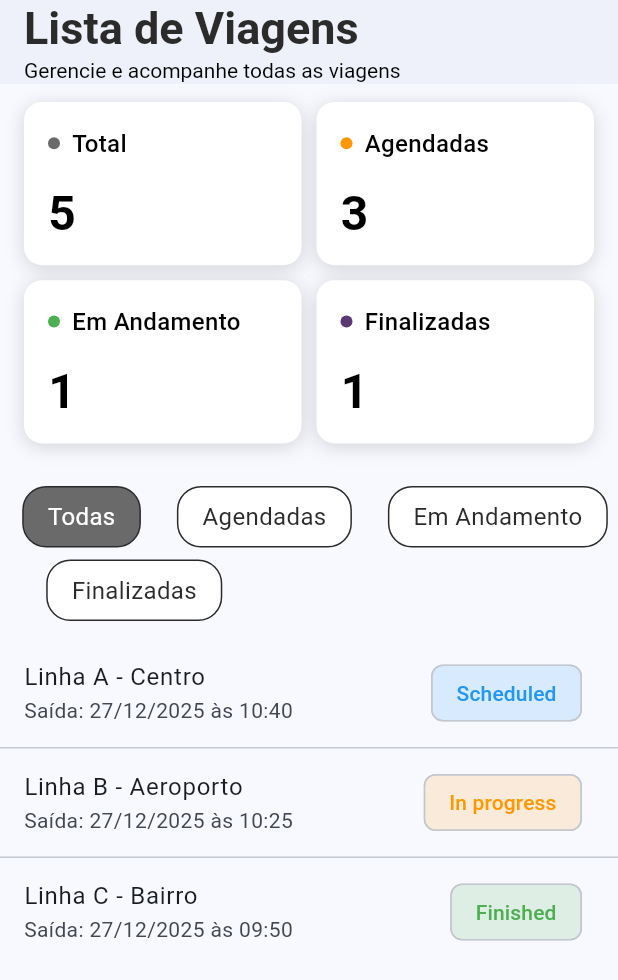
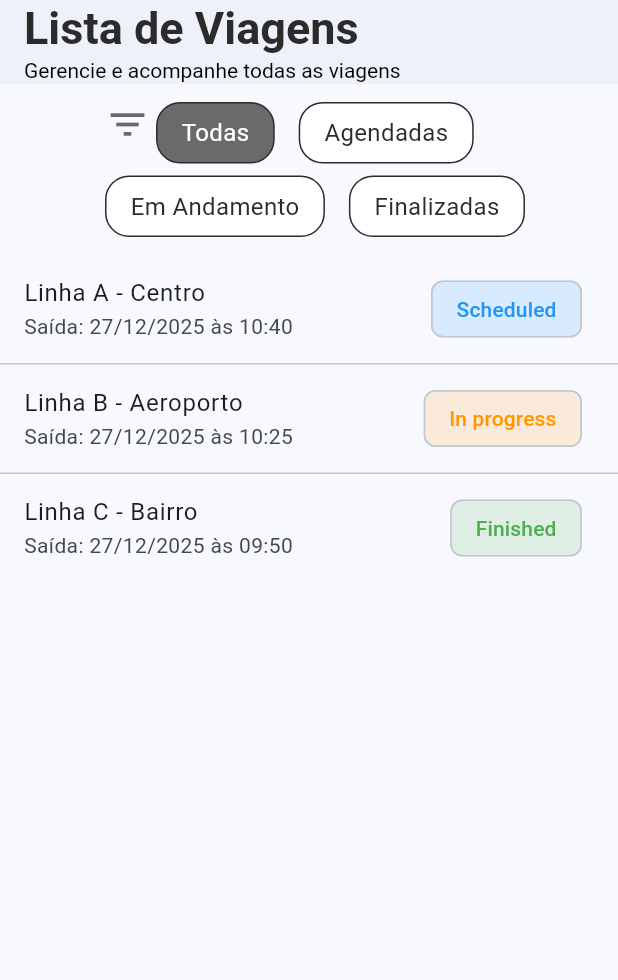
Before and after one commit to wahlfernando/trips_simulator, a Flutter app: the screen it shows after launch, on a phone screen of 412 x 824 dp. Shown: the top 980 px of the screen. Run offline on Flutter 3.47's test engine with Material 3 defaults, Android fonts, the phone set to English and light mode, and no system bars; our stand-ins replace dartz, equatable, flutter_bloc, go_router.

Commit message:
✨ Refactor trip list BLoC to include filter change handling and remove unused widgets

```diff
--- a/lib/features/trips/presentation/widgets/filter_chip_button.dart
+++ b/lib/core/components/filter_chip_button.dart
@@ -1,7 +1,7 @@
 import 'package:flutter/material.dart';
 
-import '../../../../core/shared/theme/app_text_style.dart';
-import '../../../../core/shared/theme/color_style.dart';
+import '../shared/theme/app_text_style.dart';
+import '../shared/theme/color_style.dart';
 
 class FilterChipButton extends StatelessWidget {
   final String label;
--- a/lib/features/trips/presentation/bloc/trip_list/trip_list_bloc.dart
+++ b/lib/features/trips/presentation/bloc/trip_list/trip_list_bloc.dart
@@ -9,10 +9,9 @@ class TripListBloc extends Bloc<TripListEvent, TripListState> {
   final GetTrips getTrips;
 
   TripListBloc({required this.getTrips}) : super(const TripListState()) {
-    // <-- Tirei o selectedFilter: null
     on<TripListRequested>(_onRequested);
     on<TripListRefreshed>(_onRequested);
-    on<ChangeFilterEvent>(_onChangeFilter); // <-- Adicionei o handler do filtro
+    on<ChangeFilterEvent>(_onChangeFilter);
   }
 
   Future<void> _onRequested(
@@ -40,7 +39,6 @@ class TripListBloc extends Bloc<TripListEvent, TripListState> {
     );
   }
 
-  // Novo método para trocar o filtro
   void _onChangeFilter(ChangeFilterEvent event, Emitter<TripListState> emit) {
     emit(state.copyWith(selectedFilter: event.filter));
   }
--- a/lib/features/trips/presentation/bloc/trip_list/trip_list_event.dart
+++ b/lib/features/trips/presentation/bloc/trip_list/trip_list_event.dart
@@ -6,7 +6,6 @@ class TripListRequested extends TripListEvent {}
 
 class TripListRefreshed extends TripListEvent {}
 
-// Novo evento para trocar o filtro
 class ChangeFilterEvent extends TripListEvent {
   final TripFilter filter;
 
--- a/lib/features/trips/presentation/widgets/status_card.dart
+++ /dev/null
@@ -1,69 +0,0 @@
-import 'package:flutter/material.dart';
-import 'package:trips_simulator/core/shared/theme/color_style.dart';
-
-class StatCard extends StatelessWidget {
-  final String label;
-  final int value;
-  final Color indicatorColor;
-
-  const StatCard({
-    super.key,
-    required this.label,
-    required this.value,
-    required this.indicatorColor,
-  });
-
-  @override
-  Widget build(BuildContext context) {
-    return Container(
-      padding: const EdgeInsets.all(16),
-      decoration: BoxDecoration(
-        color: Colors.white,
-        borderRadius: BorderRadius.circular(12),
-        boxShadow: [
-          BoxShadow(
-            color: AppColors.black.withValues(alpha: 0.15),
-            blurRadius: 10,
-            offset: const Offset(0, 2),
-          ),
-        ],
-      ),
-      child: Column(
-        crossAxisAlignment: .start,
-        mainAxisSize: .min,
-        children: [
-          Row(
-            children: [
-              Container(
-                width: 8,
-                height: 8,
-                decoration: BoxDecoration(
-                  color: indicatorColor,
-                  shape: BoxShape.circle,
-                ),
-              ),
-              const SizedBox(width: 8),
-              Text(
-                label,
-                style: TextStyle(
-                  fontSize: 16,
-                  color: AppColors.black,
-                  fontWeight: FontWeight.w500,
-                ),
-              ),
-            ],
-          ),
-          const SizedBox(height: 12),
-          Text(
-            value.toString(),
-            style: const TextStyle(
-              fontSize: 32,
-              fontWeight: FontWeight.bold,
-              color: AppColors.black,
-            ),
-          ),
-        ],
-      ),
-    );
-  }
-}
--- a/lib/features/trips/presentation/widgets/success_page.dart
+++ b/lib/features/trips/presentation/widgets/success_page.dart
@@ -6,8 +6,7 @@ import 'package:trips_simulator/core/shared/theme/color_style.dart';
 import 'package:trips_simulator/features/trips/domain/entities/trip.dart';
 import 'package:trips_simulator/features/trips/presentation/bloc/trip_list/trip_list_bloc.dart';
 import 'package:trips_simulator/features/trips/presentation/bloc/trip_list/trip_list_event.dart';
-import 'package:trips_simulator/features/trips/presentation/widgets/filter_chip_button.dart';
-import 'package:trips_simulator/features/trips/presentation/widgets/status_card.dart';
+import 'package:trips_simulator/core/components/filter_chip_button.dart';
 import 'package:trips_simulator/features/trips/presentation/widgets/status_chip.dart';
 
 import '../../../../core/enums/trip_filter.dart';
@@ -30,46 +29,12 @@ class _SuccessPageState extends State<SuccessPage> {
         const SizedBox(height: 12),
         Flexible(
           child: Padding(
-            padding: const EdgeInsets.symmetric(horizontal: 16),
-            child: GridView.count(
-              physics: const NeverScrollableScrollPhysics(),
-              crossAxisCount: 2,
-              crossAxisSpacing: 10,
-              mainAxisSpacing: 10,
-              childAspectRatio: 1.7,
-              children: const [
-                StatCard(
-                  label: 'Total',
-                  value: 5,
-                  indicatorColor: AppColors.black80,
-                ),
-                StatCard(
-                  label: 'Agendadas',
-                  value: 3,
-                  indicatorColor: AppColors.orange,
-                ),
-                StatCard(
-                  label: 'Em Andamento',
-                  value: 1,
-                  indicatorColor: AppColors.green,
-                ),
-                StatCard(
-                  label: 'Finalizadas',
-                  value: 1,
-                  indicatorColor: AppColors.purple100,
-                ),
-              ],
-            ),
-          ),
-        ),
-        const SizedBox(height: 12),
-        Flexible(
-          child: Padding(
             padding: const EdgeInsets.only(left: 8),
             child: Wrap(
-              spacing: 8,
+              spacing: 4,
               runSpacing: 8,
               children: [
+                Icon(Icons.filter_list, color: AppColors.black80, size: 30),
                 FilterChipButton(
                   label: 'Todas',
                   isSelected: widget.state.selectedFilter == TripFilter.todas,
```
